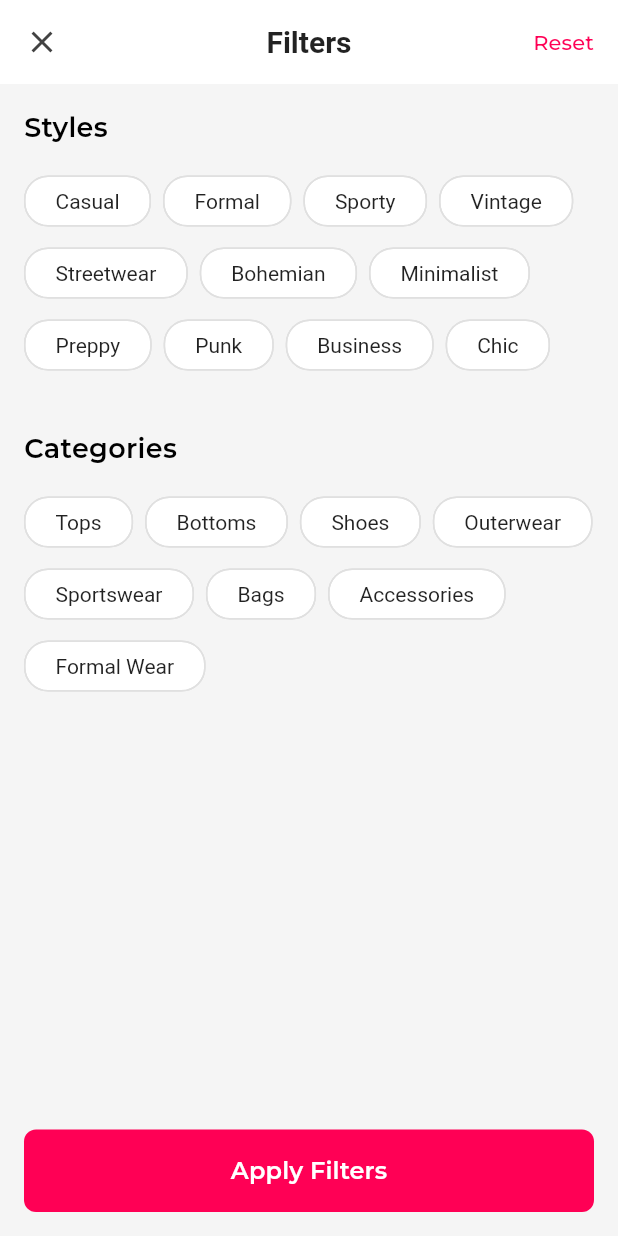
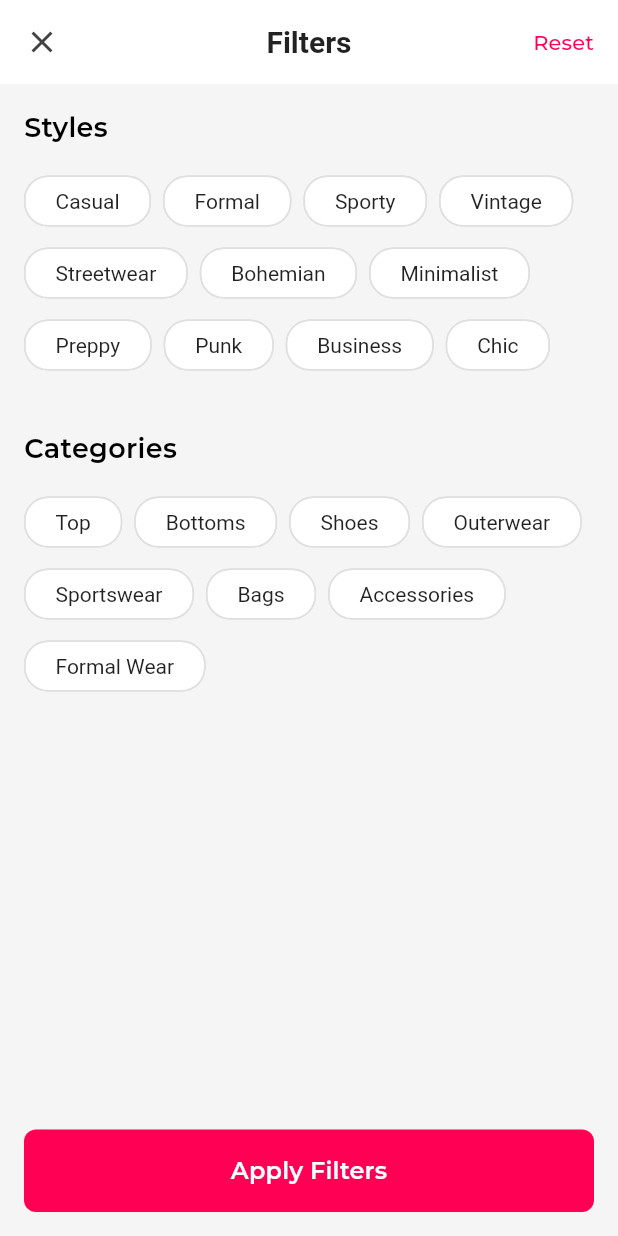
Before and after one commit to ambotwist/LooK, a Flutter app: the FilterPage screen opened directly, on a phone screen of 412 x 824 dp. Run offline on Flutter 3.47's test engine with Material 3 defaults, Android fonts, the phone set to English and light mode, and no system bars; our stand-ins replace flutter_riverpod, google_sign_in, ionicons, supabase_flutter; accounts and stored records are empty.

Commit message:
added animation on bookmark button, fixed the borders of the overlays, corrected displayed names for items.

```diff
--- a/lib/enums/item_enums.dart
+++ b/lib/enums/item_enums.dart
@@ -142,11 +142,44 @@ extension ConditionName on Condition {
 
 // Helper functions for categories
 String categoryToDisplayName(String databaseValue) {
-  return databaseValue
+  // First split and capitalize each word
+  String displayName = databaseValue
       .split('_')
       .map((word) => word[0].toUpperCase() + word.substring(1))
       .join(' ')
       .replaceAll('-', ' ');
+
+  // Convert plural forms to singular
+  displayName = displayName
+      .replaceAll('Pants', 'Pants')
+      .replaceAll('Shorts', 'Shorts')
+      .replaceAll('Jeans', 'Jeans')
+      .replaceAll('Leggings', 'Legging')
+      .replaceAll('Shoes', 'Shoes')
+      .replaceAll('Boots', 'Boots')
+      .replaceAll('Sandals', 'Sandals')
+      .replaceAll('Flats', 'Flats')
+      .replaceAll('Heels', 'Heels')
+      .replaceAll('Loafers', 'Loafers')
+      .replaceAll('Tops', 'Top')
+      .replaceAll('Shirts', 'Shirt')
+      .replaceAll('Sweaters', 'Sweater')
+      .replaceAll('Hoodies', 'Hoodie')
+      .replaceAll('Blouses', 'Blouse')
+      .replaceAll('Jackets', 'Jacket')
+      .replaceAll('Coats', 'Coat')
+      .replaceAll('Blazers', 'Blazer')
+      .replaceAll('Vests', 'Vest')
+      .replaceAll('Scarves', 'Scarf')
+      .replaceAll('Gloves', 'Gloves')
+      .replaceAll('Sunglasses', 'Sunglasses')
+      .replaceAll('Watches', 'Watch')
+      .replaceAll('Dresses', 'Dress')
+      .replaceAll('Skirts', 'Skirt')
+      .replaceAll('Suits', 'Suit')
+      .replaceAll('Tuxedos', 'Tuxedo');
+
+  return displayName;
 }
 
 // Size validation functions
--- a/lib/main/pages/discover/dicover_card.dart
+++ b/lib/main/pages/discover/dicover_card.dart
@@ -137,9 +137,19 @@ class _DiscoverCardState extends ConsumerState<DiscoverCard> {
           child: IconButton(
             padding: EdgeInsets.zero,
             iconSize: 42,
-            icon: Icon(
-              isInWishlist ? Ionicons.bookmark_outline : Ionicons.bookmark,
-              color: Colors.white.withOpacity(0.9),
+            icon: AnimatedSwitcher(
+              duration: const Duration(milliseconds: 100),
+              transitionBuilder: (Widget child, Animation<double> animation) {
+                return ScaleTransition(
+                  scale: animation,
+                  child: child,
+                );
+              },
+              child: Icon(
+                isInWishlist ? Ionicons.bookmark : Ionicons.bookmark_outline,
+                key: ValueKey<bool>(isInWishlist),
+                color: Colors.white.withOpacity(0.9),
+              ),
             ),
             onPressed: () async {
               final success = await ref
--- a/lib/main/pages/discover/discover_page.dart
+++ b/lib/main/pages/discover/discover_page.dart
@@ -613,6 +613,7 @@ class _DiscoverPageState extends ConsumerState<DiscoverPage>
           child: Container(
             decoration: BoxDecoration(
               color: overlayColor.withOpacity(baseOpacity * 0.3),
+              borderRadius: BorderRadius.circular(40),
             ),
           ),
         ),
```
